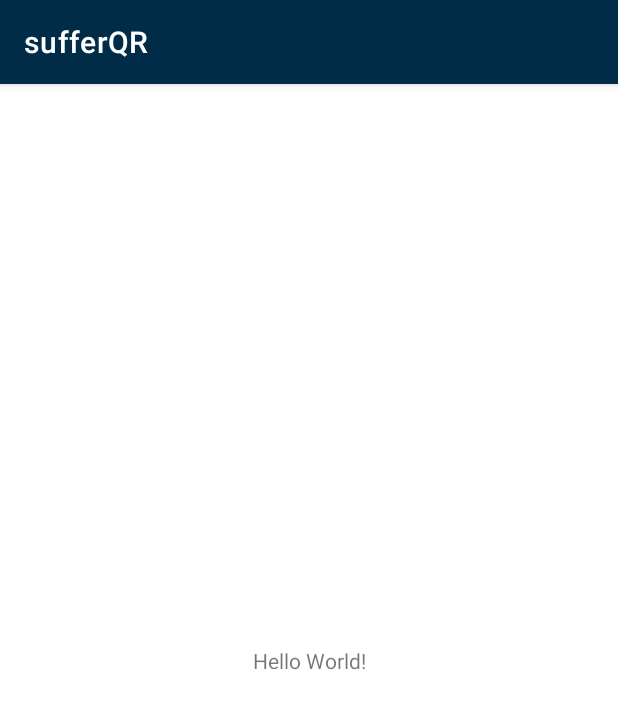
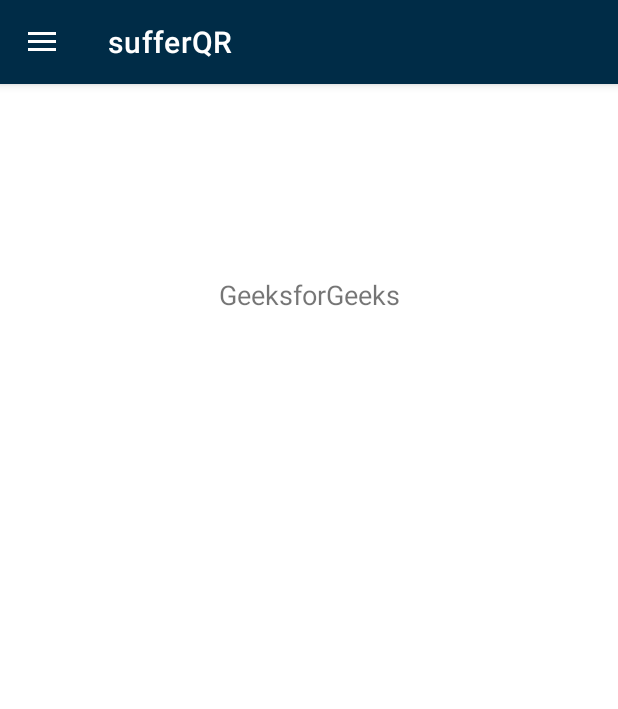
Before and after one commit to CMPUT301W23T37/sufferQR, an Android app: the screen it shows after launch (MainActivity), on a phone screen of 412 x 824 dp. Shown: the top 709 px of the screen. Run offline under Robolectric (Android 15) with nearby library versions, the phone set to English and light mode, and no system bars.

Commit message:
side navigation

```diff
--- a/app/src/main/java/com/example/sufferqr/MainActivity.java
+++ b/app/src/main/java/com/example/sufferqr/MainActivity.java
@@ -1,14 +1,41 @@
 package com.example.sufferqr;
 
+import androidx.annotation.NonNull;
+import androidx.appcompat.app.ActionBarDrawerToggle;
 import androidx.appcompat.app.AppCompatActivity;
+import androidx.drawerlayout.widget.DrawerLayout;
 
 import android.os.Bundle;
+import android.view.MenuItem;
 
 public class MainActivity extends AppCompatActivity {
+
+    public DrawerLayout drawerLayout;
+    public ActionBarDrawerToggle actionBarDrawerToggle;
+
 
     @Override
     protected void onCreate(Bundle savedInstanceState) {
         super.onCreate(savedInstanceState);
         setContentView(R.layout.activity_main);
+
+
+        drawerLayout = findViewById(R.id.nav_drawer_layout);
+        actionBarDrawerToggle = new ActionBarDrawerToggle(this, drawerLayout, R.string.nav_open, R.string.nav_close);
+
+        drawerLayout.addDrawerListener(actionBarDrawerToggle);
+        actionBarDrawerToggle.syncState();
+
+        // to make the Navigation drawer icon always appear on the action bar
+        getSupportActionBar().setDisplayHomeAsUpEnabled(true);
+    }
+
+    @Override
+    public boolean onOptionsItemSelected(@NonNull MenuItem item) {
+
+        if (actionBarDrawerToggle.onOptionsItemSelected(item)) {
+            return true;
+        }
+        return super.onOptionsItemSelected(item);
     }
 }
--- /dev/null
+++ b/app/src/main/res/drawable/bx_collection.xml
@@ -0,0 +1,9 @@
+<vector android:height="30dp" android:viewportHeight="200"
+    android:viewportWidth="200" android:width="30dp" xmlns:android="http://schemas.android.com/apk/res/android">
+    <path android:fillColor="#000000"
+        android:pathData="M58,25l0,8 42,-0 42,-0 0,-8 0,-8 -42,-0 -42,-0 0,8z" android:strokeColor="#00000000"/>
+    <path android:fillColor="#000000"
+        android:pathData="M42,58.5l0,8.5 58,-0 58,-0 0,-8.5 0,-8.5 -58,-0 -58,-0 0,8.5z" android:strokeColor="#00000000"/>
+    <path android:fillColor="#000000"
+        android:pathData="M38.1,84c-3.9,0.9 -7.7,3.5 -10.5,7.4 -2,2.6 -2.1,4.2 -2.4,40.4 -0.3,37.5 -0.2,37.7 2,42.2 1.5,3 3.7,5.3 6.3,6.7l4,2.3 62.5,-0 62.5,-0 4,-2.3c2.6,-1.4 4.8,-3.7 6.3,-6.7 2.2,-4.5 2.3,-4.7 2,-42.2 -0.3,-36.2 -0.4,-37.8 -2.4,-40.4 -2.9,-4 -6.5,-6.4 -11,-7.4 -4.8,-1.2 -118.6,-1.1 -123.3,-0zM158,133.5l0,33.5 -58,-0 -58,-0 0,-33.5 0,-33.5 58,-0 58,-0 0,33.5z" android:strokeColor="#00000000"/>
+</vector>
--- /dev/null
+++ b/app/src/main/res/drawable/dashboard.xml
@@ -0,0 +1,11 @@
+<vector android:height="30dp" android:viewportHeight="200"
+    android:viewportWidth="200" android:width="30dp" xmlns:android="http://schemas.android.com/apk/res/android">
+    <path android:fillColor="#000000"
+        android:pathData="M30,26.3c-4.6,2.3 -5.1,4.7 -4.8,24.9 0.4,25.5 -2.7,23.2 31.5,23.6 19.3,0.2 27.5,-0 29.6,-0.9 4.8,-2 5.7,-5.8 5.7,-23.9 0,-17.9 -1,-22.3 -5.5,-24 -4,-1.5 -53.4,-1.3 -56.5,0.3z" android:strokeColor="#00000000"/>
+    <path android:fillColor="#000000"
+        android:pathData="M113.2,26c-4.8,2 -5.2,5.4 -5.2,40.9 0,20.4 0.4,34 1,35.7 2,5.3 2.3,5.3 32.6,5.4 26.8,-0 28.1,-0.1 30.2,-2 1.2,-1.1 2.4,-3.1 2.7,-4.3 0.3,-1.2 0.5,-17.8 0.3,-36.9 -0.3,-34.6 -0.3,-34.8 -2.6,-37 -2.2,-2.3 -2.6,-2.3 -29.5,-2.5 -15.3,-0.1 -28.2,0.2 -29.5,0.7z" android:strokeColor="#00000000"/>
+    <path android:fillColor="#000000"
+        android:pathData="M28,94c-1.1,1.1 -2.2,3 -2.5,4.2 -0.3,1.3 -0.5,17.9 -0.3,37 0.3,34.6 0.3,34.8 2.6,37 2.2,2.3 2.7,2.3 29.2,2.6 30.7,0.3 32.1,0.1 34,-6.6 0.8,-2.4 1,-15 0.8,-37.4l-0.3,-33.6 -2.4,-2.6 -2.4,-2.6 -28.4,-0c-26.8,-0 -28.4,0.1 -30.3,2z" android:strokeColor="#00000000"/>
+    <path android:fillColor="#000000"
+        android:pathData="M113.2,126c-4.2,1.7 -5.2,6.5 -5.2,24 0,18.1 0.9,21.9 5.7,23.9 2.1,0.9 10.3,1.1 29.6,0.9 34.4,-0.4 31.2,2.1 31.2,-24.8 0,-27 3.2,-24.4 -31.8,-24.7 -15.3,-0.1 -28.2,0.2 -29.5,0.7z" android:strokeColor="#00000000"/>
+</vector>
--- /dev/null
+++ b/app/src/main/res/drawable/leaderboard.xml
@@ -0,0 +1,5 @@
+<vector android:height="30dp" android:viewportHeight="200"
+    android:viewportWidth="200" android:width="30dp" xmlns:android="http://schemas.android.com/apk/res/android">
+    <path android:fillColor="#000000"
+        android:pathData="M83.1,43.4c-5.3,1.9 -11.1,7.4 -13.7,13 -2,4.4 -2.4,6.7 -2.4,15.7l0,10.6 -15.7,0.5c-17.4,0.5 -20.9,1.5 -27.2,7.9 -6.5,6.5 -6.6,6.8 -6.9,35.6l-0.3,26.3 2.5,2.5 2.5,2.5 78.1,-0 78.1,-0 2.4,-2.5c2.5,-2.4 2.5,-2.7 2.5,-19.2 0,-15.5 -0.2,-17.2 -2.4,-21.9 -1.3,-2.8 -4.1,-6.5 -6.2,-8.2 -5.9,-4.9 -11.7,-6.2 -27.6,-6.2l-13.8,-0 0,-18.6c0,-11.3 -0.5,-20.2 -1.2,-22.5 -1.6,-5.5 -7.3,-11.8 -13.2,-14.5 -4.6,-2.1 -6.4,-2.4 -18.6,-2.3 -7.9,-0 -14.9,0.6 -16.9,1.3zM115.7,56.8c2,1.4 3.6,3.7 4.3,6 0.6,2.2 1,19.3 1,43.4l0,39.8 -21,-0 -21.1,-0 0.3,-41.8 0.3,-41.7 2.3,-3.2c3.1,-4.3 6.6,-5.2 19.7,-5 9.7,0.2 11.4,0.5 14.2,2.5zM67,121l0,25 -19,-0 -19,-0 0,-19.5c0,-22 0.7,-25.1 6.2,-28.5 2.9,-1.7 5,-2 17.6,-2l14.2,-0 0,25zM164.6,114.4c5.2,3.1 5.8,5 6.2,18.8l0.4,12.8 -19.1,-0 -19.1,-0 0,-17.1 0,-17.1 14.3,0.4c11.7,0.2 14.7,0.6 17.3,2.2z" android:strokeColor="#00000000"/>
+</vector>
--- /dev/null
+++ b/app/src/main/res/drawable/map.xml
@@ -0,0 +1,9 @@
+<vector android:height="30dp" android:viewportHeight="200"
+    android:viewportWidth="200" android:width="30dp" xmlns:android="http://schemas.android.com/apk/res/android">
+    <path android:fillAlpha="0.927" android:fillColor="#2c2c2c"
+        android:pathData="M96.5,15.5C121.75,15.91 137.91,28.24 145,52.5C146.16,61.42 145.16,70.09 142,78.5C132.02,99.14 120.02,118.48 106,136.5C101.67,143.17 97.33,143.17 93,136.5C78.98,118.48 66.98,99.14 57,78.5C48.94,53 56.44,33.5 79.5,20C85.11,17.73 90.78,16.23 96.5,15.5ZM91.5,25.5C117.79,23.46 132.79,35.46 136.5,61.5C135.17,70.32 132.34,78.65 128,86.5C119.72,101.4 110.22,115.4 99.5,128.5C84.89,110.97 73.06,91.64 64,70.5C60.44,47.6 69.61,32.6 91.5,25.5ZM94.5,50.5C106.28,48.78 111.78,53.78 111,65.5C107.88,72.97 102.38,75.47 94.5,73C85.21,65.5 85.21,58 94.5,50.5Z" android:strokeAlpha="0.927"/>
+    <path android:fillAlpha="0.915" android:fillColor="#2b2b2b"
+        android:pathData="M95.5,40.5C113.29,40.79 121.46,49.79 120,67.5C113.54,82.83 102.71,87 87.5,80C77.8,71.3 75.96,61.13 82,49.5C85.53,44.83 90.03,41.83 95.5,40.5ZM94.5,50.5C85.21,58 85.21,65.5 94.5,73C102.38,75.47 107.88,72.97 111,65.5C111.78,53.78 106.28,48.78 94.5,50.5Z" android:strokeAlpha="0.915"/>
+    <path android:fillAlpha="0.919" android:fillColor="#2b2b2b"
+        android:pathData="M175.5,66.5C177.53,66.34 179.53,66.5 181.5,67C182.13,67.75 182.63,68.58 183,69.5C183.67,95.17 183.67,120.83 183,146.5C182.21,148.29 181.05,149.79 179.5,151C160.18,162.24 140.68,173.07 121,183.5C100.86,173.36 81.19,162.36 62,150.5C48.3,159.03 34.46,167.37 20.5,175.5C19.25,174.96 18.09,174.29 17,173.5C15.35,145.59 15.02,117.59 16,89.5C21.56,84.31 27.39,79.48 33.5,75C42.91,75.26 43.91,78.59 36.5,85C32.4,87.47 28.57,90.3 25,93.5C24.17,116.17 24.33,138.84 25.5,161.5C37.58,154.24 49.74,147.24 62,140.5C81.76,150.71 101.09,161.71 120,173.5C137.84,162.91 155.84,152.58 174,142.5C174.67,120.83 174.67,99.17 174,77.5C170.14,79.76 166.14,81.76 162,83.5C157.14,81.89 156.31,79.05 159.5,75C165.05,72.39 170.39,69.56 175.5,66.5Z" android:strokeAlpha="0.919"/>
+</vector>
--- /dev/null
+++ b/app/src/main/res/drawable/poweroff.xml
@@ -0,0 +1,16 @@
+<vector xmlns:android="http://schemas.android.com/apk/res/android"
+    android:width="200dp"
+    android:height="200dp"
+    android:viewportWidth="200"
+    android:viewportHeight="200">
+  <path
+      android:pathData="M92.5,14.5C97.43,14.2 102.26,14.53 107,15.5C107.83,46.74 107.66,77.9 106.5,109C101.58,109.8 96.75,109.64 92,108.5C91.18,77.1 91.34,45.76 92.5,14.5Z"
+      android:strokeAlpha="0.967"
+      android:fillColor="#2c2c2c"
+      android:fillAlpha="0.967"/>
+  <path
+      android:pathData="M60.5,23.5C61.82,23.33 62.99,23.66 64,24.5C64.67,29.5 64.67,34.5 64,39.5C33.23,61.57 23.9,90.57 36,126.5C52.42,158.63 78.58,172.13 114.5,167C144.53,158.64 162.36,139.14 168,108.5C170.16,79.15 159.16,56.15 135,39.5C134.33,34.5 134.33,29.5 135,24.5C136.87,23.33 138.7,23.49 140.5,25C177.83,49.3 190.99,83.13 180,126.5C163.79,166.69 133.95,185.86 90.5,184C53.8,178.3 29.64,157.8 18,122.5C8.78,79.29 22.95,46.29 60.5,23.5Z"
+      android:strokeAlpha="0.957"
+      android:fillColor="#2b2b2b"
+      android:fillAlpha="0.957"/>
+</vector>
--- /dev/null
+++ b/app/src/main/res/drawable/scan_30.xml
@@ -0,0 +1,13 @@
+<vector android:height="30dp" android:viewportHeight="200"
+    android:viewportWidth="200" android:width="30dp" xmlns:android="http://schemas.android.com/apk/res/android">
+    <path android:fillColor="#000000"
+        android:pathData="M13,45.5l0,32.5 7,-0 7,-0 0,-25.5 0,-25.5 25.5,-0 25.5,-0 0,-7 0,-7 -32.5,-0 -32.5,-0 0,32.5z" android:strokeColor="#00000000"/>
+    <path android:fillColor="#000000"
+        android:pathData="M122,20l0,7 25.5,-0 25.5,-0 0,25.5 0,25.5 7,-0 7,-0 0,-32.5 0,-32.5 -32.5,-0 -32.5,-0 0,7z" android:strokeColor="#00000000"/>
+    <path android:fillColor="#000000"
+        android:pathData="M13,100l0,7 87,-0 87,-0 0,-7 0,-7 -87,-0 -87,-0 0,7z" android:strokeColor="#00000000"/>
+    <path android:fillColor="#000000"
+        android:pathData="M13,154.5l0,32.5 32.5,-0 32.5,-0 0,-7 0,-7 -25.5,-0 -25.5,-0 0,-25.5 0,-25.5 -7,-0 -7,-0 0,32.5z" android:strokeColor="#00000000"/>
+    <path android:fillColor="#000000"
+        android:pathData="M173,147.5l0,25.5 -25.5,-0 -25.5,-0 0,7 0,7 32.5,-0 32.5,-0 0,-32.5 0,-32.5 -7,-0 -7,-0 0,25.5z" android:strokeColor="#00000000"/>
+</vector>
--- /dev/null
+++ b/app/src/main/res/drawable/search.xml
@@ -0,0 +1,26 @@
+<vector xmlns:android="http://schemas.android.com/apk/res/android"
+    android:width="200dp"
+    android:height="200dp"
+    android:viewportWidth="200"
+    android:viewportHeight="200">
+  <path
+      android:pathData="M69.5,24.5C95.53,21.93 114.36,32.26 126,55.5C134.08,80.71 127.58,101.21 106.5,117C101.17,120.17 95.5,122.5 89.5,124C53.46,124.07 29.79,141.07 18.5,175C14.42,175.92 12.42,174.26 12.5,170C18.6,145.89 33.27,129.23 56.5,120C32.99,105.82 24.49,85.32 31,58.5C38.11,40.55 50.94,29.22 69.5,24.5ZM72.5,33.5C100.81,32.81 116.81,46.48 120.5,74.5C116.84,102.67 100.84,116.17 72.5,115C47.13,108.27 35.96,91.77 39,65.5C43.9,48.1 55.07,37.43 72.5,33.5Z"
+      android:strokeAlpha="0.894"
+      android:fillColor="#020202"
+      android:fillAlpha="0.894"/>
+  <path
+      android:pathData="M139.5,40.5C162.04,43.05 174.04,55.71 175.5,78.5C174.5,99.66 163.67,112.33 143,116.5C137.91,116.15 136.24,113.49 138,108.5C160.18,104.17 168.85,90.84 164,68.5C159.48,56.82 150.98,50.32 138.5,49C137.04,45.93 137.37,43.1 139.5,40.5Z"
+      android:strokeAlpha="0.882"
+      android:fillColor="#020202"
+      android:fillAlpha="0.882"/>
+  <path
+      android:pathData="M163.5,118.5C165.65,118.37 167.65,118.87 169.5,120C178.69,127.89 184.69,137.72 187.5,149.5C186.21,154.79 183.37,155.79 179,152.5C176.27,142.04 170.77,133.37 162.5,126.5C161.1,123.57 161.43,120.9 163.5,118.5Z"
+      android:strokeAlpha="0.875"
+      android:fillColor="#020202"
+      android:fillAlpha="0.875"/>
+  <path
+      android:pathData="M109.5,125.5C112.89,125.06 115.89,125.89 118.5,128C134.54,139.45 143.54,154.78 145.5,174C142.78,176.15 140.28,175.98 138,173.5C133.42,155.59 123.42,141.59 108,131.5C107.25,129.16 107.75,127.16 109.5,125.5Z"
+      android:strokeAlpha="0.878"
+      android:fillColor="#020202"
+      android:fillAlpha="0.878"/>
+</vector>
--- /dev/null
+++ b/app/src/main/res/drawable/userhead.xml
@@ -0,0 +1,5 @@
+<vector android:height="30dp" android:viewportHeight="200"
+    android:viewportWidth="200" android:width="30dp" xmlns:android="http://schemas.android.com/apk/res/android">
+    <path android:fillColor="#000000"
+        android:pathData="M88.5,24.4c-15,4.8 -25.5,14.9 -30.7,29.4 -2.9,8.5 -2.2,23.5 1.6,31.5 3.8,8 9.3,14.6 16,19.2l5.7,3.9 -6.5,2.2c-21.2,7.2 -38,22 -47.6,41.8 -3.3,6.9 -8,22.2 -8,26.3 0,1 16.9,1.3 81.1,1.3l81,-0 -0.6,-4.8c-1.1,-7.4 -5.8,-20.4 -10.6,-28.8 -5.4,-9.5 -16,-20.6 -25.5,-26.7 -6.5,-4.2 -19.1,-9.9 -23.9,-10.9 -1.6,-0.3 -0.8,-1.1 3.9,-4.2 16.6,-11.1 23.8,-31.7 17.8,-51.2 -3.9,-12.6 -16,-24.4 -29.5,-28.6 -6.8,-2.1 -18.2,-2.3 -24.2,-0.4zM86.9,83c2.9,2.7 7,5.5 9,6.1 5.1,1.5 11.7,-0.4 15.6,-4.5 4.9,-5.2 8.2,-7.1 10,-5.6 2.3,1.9 1.8,3.9 -2.2,8.2 -6.3,6.7 -11.6,9.2 -19.2,9.2 -8,-0 -11.8,-1.8 -18.3,-8.5 -5,-5.1 -5.6,-6.7 -3.6,-8.7 2,-2 3.1,-1.5 8.7,3.8z" android:strokeColor="#00000000"/>
+</vector>
--- a/app/src/main/res/layout/activity_main.xml
+++ b/app/src/main/res/layout/activity_main.xml
@@ -1,18 +1,36 @@
 <?xml version="1.0" encoding="utf-8"?>
-<androidx.constraintlayout.widget.ConstraintLayout xmlns:android="http://schemas.android.com/apk/res/android"
+<androidx.drawerlayout.widget.DrawerLayout
+    xmlns:android="http://schemas.android.com/apk/res/android"
     xmlns:app="http://schemas.android.com/apk/res-auto"
     xmlns:tools="http://schemas.android.com/tools"
+    android:id="@+id/nav_drawer_layout"
     android:layout_width="match_parent"
     android:layout_height="match_parent"
-    tools:context=".MainActivity">
+    tools:context=".MainActivity"
+    tools:ignore="HardcodedText"
+    >
 
-    <TextView
+    <LinearLayout
+        android:layout_width="match_parent"
+        android:layout_height="match_parent">
+
+        <TextView
+            android:layout_width="match_parent"
+            android:layout_height="wrap_content"
+            android:layout_marginTop="128dp"
+            android:gravity="center"
+            android:text="GeeksforGeeks"
+            android:textSize="18sp" />
+    </LinearLayout>
+
+    <!-- this the navigation view which draws and shows the navigation drawer -->
+    <!-- include the menu created in the menu folder -->
+    <com.google.android.material.navigation.NavigationView
         android:layout_width="wrap_content"
-        android:layout_height="wrap_content"
-        android:text="Hello World!"
-        app:layout_constraintBottom_toBottomOf="parent"
-        app:layout_constraintEnd_toEndOf="parent"
-        app:layout_constraintStart_toStartOf="parent"
-        app:layout_constraintTop_toTopOf="parent" />
+        android:layout_height="match_parent"
+        android:layout_gravity="start"
+        app:menu="@menu/navigation_menu"
+        android:background="@color/app_sub_blue"
+        app:itemTextColor="@color/white"/>
 
-</androidx.constraintlayout.widget.ConstraintLayout>
+</androidx.drawerlayout.widget.DrawerLayout>
--- /dev/null
+++ b/app/src/main/res/menu/navigation_menu.xml
@@ -0,0 +1,53 @@
+<?xml version="1.0" encoding="utf-8"?>
+<menu xmlns:android="http://schemas.android.com/apk/res/android">
+
+    <item android:title=" ">
+        <menu>
+        <item
+            android:id="@+id/nav_user"
+            android:icon="@drawable/userhead"
+            android:title="User Name" />
+        </menu>
+    </item>
+
+    <group>
+
+        <item
+            android:id="@+id/nav_dash"
+            android:title="Dash Board"
+            android:icon="@drawable/dashboard"/>
+
+        <item
+            android:id="@+id/nav_map"
+            android:title="Map"
+            android:icon="@drawable/map"/>
+
+        <item
+            android:id="@+id/nav_scan"
+            android:title="Scan Code"
+            android:icon="@drawable/scan_30"/>
+
+        <item
+            android:id="@+id/nav_History"
+            android:title="Scan History"
+            android:icon="@drawable/bx_collection"/>
+
+        <item
+            android:id="@+id/nav_LeaderBoard"
+            android:title="Leader Board"
+            android:icon="@drawable/leaderboard"/>
+
+        <item
+            android:id="@+id/nav_search"
+            android:title="Search Player"
+            android:icon="@drawable/search"/>
+    </group>
+
+    <item
+        android:id="@+id/nav_off"
+        android:title="Search Player"
+        android:icon="@drawable/search" />
+
+
+
+</menu>
--- a/app/src/main/res/values/colors.xml
+++ b/app/src/main/res/values/colors.xml
@@ -2,6 +2,7 @@
 <resources>
     <color name="purple_200">#FFBB86FC</color>
     <color name="app_main_blue">#002C47</color>
+    <color name="app_sub_blue">#5A83B5</color>
     <color name="sys_main_blue">#002C47</color>
     <color name="teal_200">#FF03DAC5</color>
     <color name="teal_700">#FF018786</color>
--- a/app/src/main/res/values/strings.xml
+++ b/app/src/main/res/values/strings.xml
@@ -1,3 +1,5 @@
 <resources>
     <string name="app_name">sufferQR</string>
+    <string name="nav_open">NavOpen</string>
+    <string name="nav_close">NavClose</string>
 </resources>
--- a/build.gradle
+++ b/build.gradle
@@ -30,3 +30,4 @@ allprojects {
 
 task clean(type: Delete) {
     delete rootProject.buildDir
+}
```
Also changed, not shown: app/src/main/java/com/example/sufferqr/triangle.java (renamed from app/src/main/java/com/example/sufferqr/Triangle.java).
